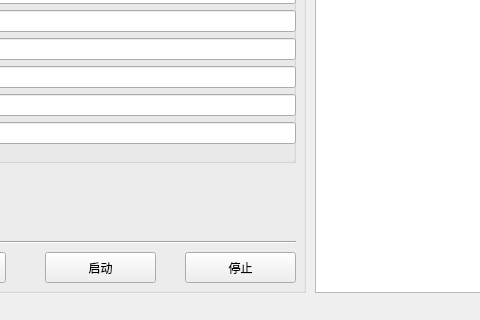
Above: Forms/MyMainWindow.ui from zhouzhoujack/Quantitative-Trading before the change; both pictures show x 115 to 595 and y 368 to 688 of the 1212 by 688 pixel window. Below: the same form after it.
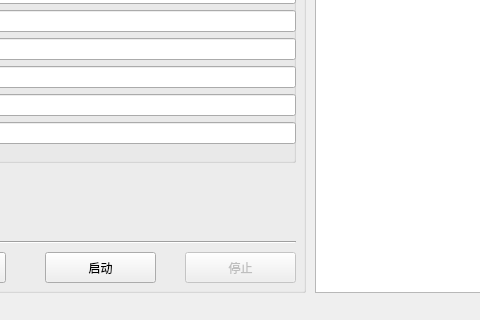
That is the form after the change.

The edit to the form file:
```diff
--- a/Forms/MyMainWindow.ui
+++ b/Forms/MyMainWindow.ui
@@ -317,6 +317,9 @@
         </widget>
        </widget>
        <widget class="QPushButton" name="stopPushButton">
+        <property name="enabled">
+         <bool>false</bool>
+        </property>
         <property name="geometry">
          <rect>
           <x>290</x>
```
Left out of the diff: 24 changed lines with no effect on the pictures.
